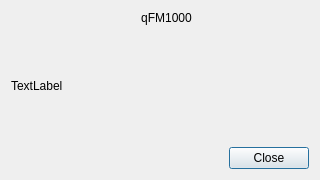
The window that src/windows/aboutwindow.ui (sardylan/qfm1000) describes before a commit, drawn with Qt 5.
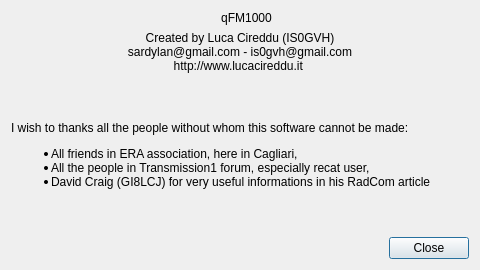
The same window after the commit. Icons and pictures are not drawn.

```diff
--- a/src/windows/aboutwindow.ui
+++ b/src/windows/aboutwindow.ui
@@ -6,14 +6,14 @@
             <rect>
                 <x>0</x>
                 <y>0</y>
-                <width>320</width>
-                <height>180</height>
+                <width>480</width>
+                <height>270</height>
             </rect>
         </property>
         <property name="windowTitle">
             <string>About...</string>
         </property>
-        <layout class="QGridLayout" name="gridLayout" rowstretch="0,1,0" columnstretch="0,1">
+        <layout class="QGridLayout" name="gridLayout" rowstretch="0,0,1,0" columnstretch="0,1">
             <item row="0" column="0">
                 <widget class="QLabel" name="imageLabel">
                     <property name="text">
@@ -27,13 +27,6 @@
                     </property>
                 </widget>
             </item>
-            <item row="2" column="0" colspan="2">
-                <widget class="QDialogButtonBox" name="buttonBox">
-                    <property name="standardButtons">
-                        <set>QDialogButtonBox::Close</set>
-                    </property>
-                </widget>
-            </item>
             <item row="0" column="1">
                 <widget class="QLabel" name="titleLabel">
                     <property name="text">
@@ -47,7 +40,34 @@
             <item row="1" column="0" colspan="2">
                 <widget class="QLabel" name="textLabel">
                     <property name="text">
-                        <string>TextLabel</string>
+                        <string>&lt;html&gt;&lt;head/&gt;&lt;body&gt;&lt;p align=&quot;center&quot;&gt;Created by Luca
+                            Cireddu (IS0GVH)&lt;br/&gt;sardylan@gmail.com - is0gvh@gmail.com&lt;br/&gt;http://www.lucacireddu.it&lt;/p&gt;&lt;/body&gt;&lt;/html&gt;
+                        </string>
+                    </property>
+                </widget>
+            </item>
+            <item row="2" column="0" colspan="2">
+                <widget class="QLabel" name="thanksLabel">
+                    <property name="text">
+                        <string>&lt;html&gt;&lt;head/&gt;&lt;body&gt;&lt;p align=&quot;justify&quot;&gt;I wish to thanks
+                            all the people without whom this software cannot be made: &lt;/p&gt;&lt;ul style=&quot;margin-top:
+                            0px; margin-bottom: 0px; margin-left: 0px; margin-right: 0px; -qt-list-indent: 1;&quot;&gt;&lt;li
+                            align=&quot;justify&quot; style=&quot; margin-top:12px; margin-bottom:0px; margin-left:0px;
+                            margin-right:0px; -qt-block-indent:0; text-indent:0px;&quot;&gt;All friends in ERA
+                            association, here in Cagliari,&lt;/li&gt;&lt;li align=&quot;justify&quot; style=&quot;
+                            margin-top:0px; margin-bottom:0px; margin-left:0px; margin-right:0px; -qt-block-indent:0;
+                            text-indent:0px;&quot;&gt;All the people in Transmission1 forum, especially recat user,&lt;/li&gt;&lt;li
+                            align=&quot;justify&quot; style=&quot; margin-top:0px; margin-bottom:12px; margin-left:0px;
+                            margin-right:0px; -qt-block-indent:0; text-indent:0px;&quot;&gt;David Craig (GI8LCJ) for
+                            very useful informations in his RadCom article&lt;/li&gt;&lt;/ul&gt;&lt;/body&gt;&lt;/html&gt;
+                        </string>
+                    </property>
+                </widget>
+            </item>
+            <item row="3" column="0" colspan="2">
+                <widget class="QDialogButtonBox" name="buttonBox">
+                    <property name="standardButtons">
+                        <set>QDialogButtonBox::Close</set>
                     </property>
                 </widget>
             </item>
```
Left out of the diff: 2 changed lines with no effect on the pictures.
